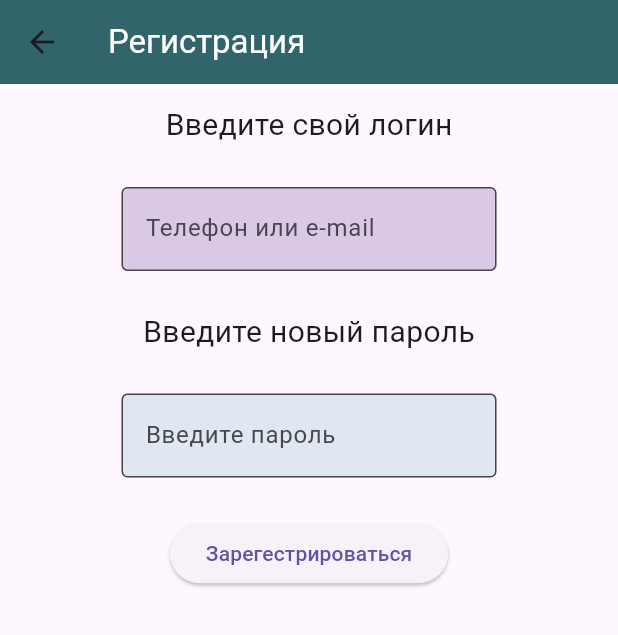
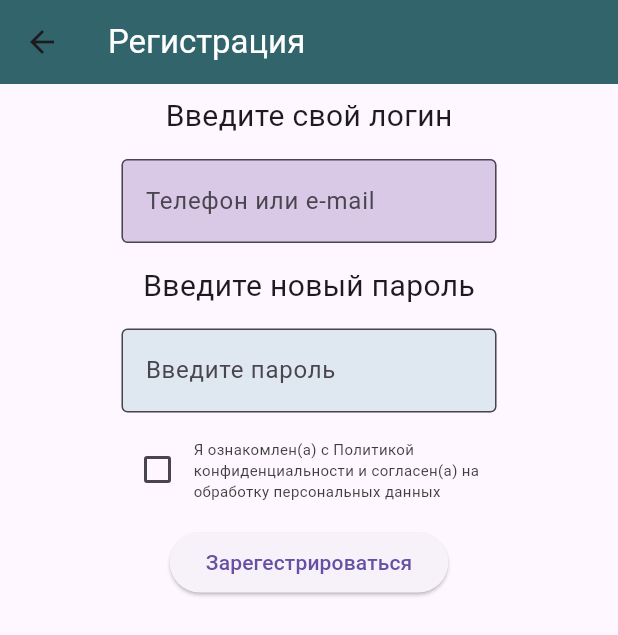
Before and after one commit to SofiyaVasileva/book_shop, a Flutter app: the SecondRoute screen opened directly, on a phone screen of 412 x 824 dp. Shown: the top 635 px of the screen. Run offline on Flutter 3.47's test engine with Material 3 defaults, Android fonts, the phone set to English and light mode, and no system bars; network calls fail.

Commit message:
New comm

```diff
--- a/lib/catalog.dart
+++ b/lib/catalog.dart
@@ -19,6 +19,13 @@ class _MainPagerState extends State<MainPage>{
 static final List<Widget> _pages = <Widget>[
   Column(children: [
   Container(
+    child: const Column(children: [
+      Image(image: NetworkImage('https://cdn-icons-png.flaticon.com/512/147/147133.png')
+      ),
+      Text('Фамилиевич Имян Отчествович'),
+      Text('pochta@gmail.com'),
+    ]
+    ),
       //ФИО, почта
   ),
   Container(
@@ -48,6 +55,7 @@ static final List<Widget> _pages = <Widget>[
 
   const Icon(
     //Как товары, но все с активными сердцами
+
     Icons.favorite_border_outlined,
     size: 150,
   ),
--- a/lib/registration.dart
+++ b/lib/registration.dart
@@ -1,9 +1,14 @@
 import 'package:flutter/material.dart';
 import 'package:vasilueva_bookshop/main.dart';
-
-class SecondRoute extends StatelessWidget {
+bool? check1 = false;
+class SecondRoute extends StatefulWidget {
   const SecondRoute({super.key});
 
+  @override
+  State<SecondRoute> createState() => _SecondRouteState();
+}
+
+class _SecondRouteState extends State<SecondRoute> {
   @override
   Widget build(BuildContext context) {
     return Scaffold(
@@ -48,6 +53,30 @@ class SecondRoute extends StatelessWidget {
                           filled: true
                       )
                       ),
+                       Row(
+                          children: [
+                            Checkbox(
+                              value: check1,
+                              onChanged: (value) {
+                                setState(() {
+                                check1 = value;
+                                 });
+                                 },
+                              tristate: false,
+                            ),
+                            Container(
+                              constraints: const BoxConstraints (maxWidth: 200),
+                              child: const Text(
+                                'Я ознакомлен(а) с Политикой конфиденциальности и согласен(а) на обработку персональных данных',
+                                softWrap: true,
+                                style: TextStyle(
+                                  fontSize: 10,
+                                  color: Color.fromARGB(255, 61, 61, 61)
+                                ),
+                              ),
+                            )
+                          ],
+                        ),
                       ElevatedButton(
                           child: const Text('Зарегестрироваться'),
                           onPressed:(){
```
